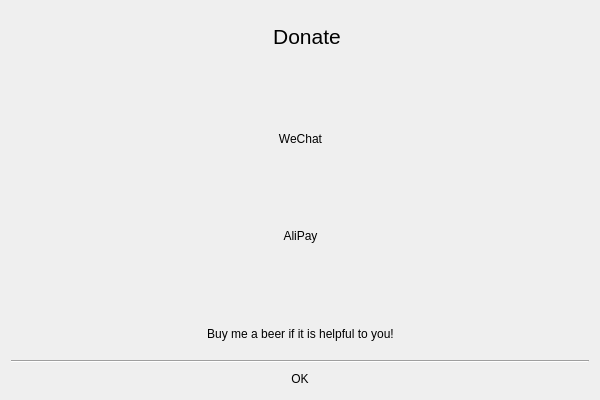
susan0909/GitHubHOST, file dialog_donate.ui: the form before one commit.
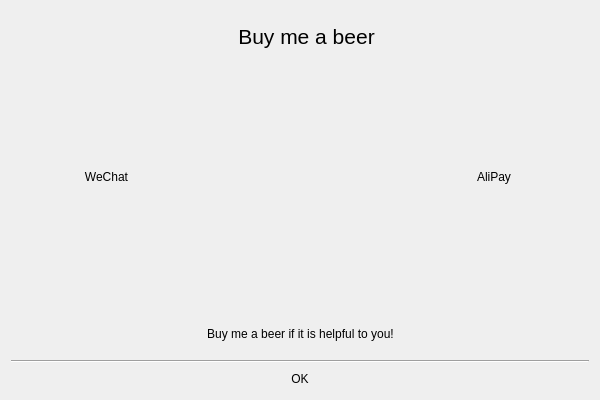
The form after the commit. Icons and pictures are not drawn.

Patch:
```diff
--- a/dialog_donate.ui
+++ b/dialog_donate.ui
@@ -66,7 +66,7 @@
         </font>
        </property>
        <property name="text">
-        <string>Donate</string>
+        <string>Buy me a beer</string>
        </property>
        <property name="alignment">
         <set>Qt::AlignCenter</set>
@@ -127,23 +127,31 @@
           </spacer>
          </item>
          <item>
+          <layout class="QVBoxLayout" name="verticalLayout_6">
+           <item>
           <widget class="QLabel" name="labelWechat">
-           <property name="maximumSize">
-            <size>
-             <width>220</width>
-             <height>220</height>
-            </size>
-           </property>
+             <property name="text">
+              <string>WeChat</string>
+             </property>
+             <property name="alignment">
+              <set>Qt::AlignCenter</set>
+             </property>
+            </widget>
+           </item>
+           <item>
+            <widget class="QPushButton" name="btnIconWechat">
            <property name="text">
             <string notr="true"/>
            </property>
-           <property name="pixmap">
-            <pixmap resource="res.qrc">:/image/susan-wechat.jpg</pixmap>
-           </property>
-           <property name="scaledContents">
+             <property name="autoDefault">
+              <bool>false</bool>
+             </property>
+             <property name="flat">
             <bool>true</bool>
            </property>
           </widget>
+           </item>
+          </layout>
          </item>
          <item>
           <spacer name="verticalSpacer_4">
@@ -176,97 +184,17 @@
       </layout>
      </item>
      <item>
-      <layout class="QVBoxLayout" name="verticalLayout" stretch="1,1,1,1,1">
-       <property name="spacing">
-        <number>0</number>
-       </property>
-       <item>
-        <spacer name="verticalSpacer">
+      <spacer name="horizontalSpacer_11">
          <property name="orientation">
-          <enum>Qt::Vertical</enum>
+        <enum>Qt::Horizontal</enum>
          </property>
          <property name="sizeHint" stdset="0">
           <size>
-           <width>20</width>
-           <height>40</height>
+         <width>40</width>
+         <height>20</height>
           </size>
          </property>
         </spacer>
-       </item>
-       <item>
-        <widget class="QPushButton" name="btnWechat">
-         <property name="minimumSize">
-          <size>
-           <width>0</width>
-           <height>50</height>
-          </size>
-         </property>
-         <property name="maximumSize">
-          <size>
-           <width>16777215</width>
-           <height>50</height>
-          </size>
-         </property>
-         <property name="styleSheet">
-          <string notr="true">* { border: none; background-color: transparent; }</string>
-         </property>
-         <property name="text">
-          <string>WeChat</string>
-         </property>
-        </widget>
-       </item>
-       <item>
-        <spacer name="verticalSpacer_3">
-         <property name="orientation">
-          <enum>Qt::Vertical</enum>
-         </property>
-         <property name="sizeHint" stdset="0">
-          <size>
-           <width>20</width>
-           <height>40</height>
-          </size>
-         </property>
-        </spacer>
-       </item>
-       <item>
-        <widget class="QPushButton" name="btnAlipay">
-         <property name="minimumSize">
-          <size>
-           <width>0</width>
-           <height>50</height>
-          </size>
-         </property>
-         <property name="maximumSize">
-          <size>
-           <width>16777215</width>
-           <height>50</height>
-          </size>
-         </property>
-         <property name="layoutDirection">
-          <enum>Qt::RightToLeft</enum>
-         </property>
-         <property name="styleSheet">
-          <string notr="true">* { border: none; background-color: transparent; }</string>
-         </property>
-         <property name="text">
-          <string>AliPay</string>
-         </property>
-        </widget>
-       </item>
-       <item>
-        <spacer name="verticalSpacer_2">
-         <property name="orientation">
-          <enum>Qt::Vertical</enum>
-         </property>
-         <property name="sizeHint" stdset="0">
-          <size>
-           <width>20</width>
-           <height>40</height>
-          </size>
-         </property>
-        </spacer>
-       </item>
-      </layout>
      </item>
      <item>
       <layout class="QHBoxLayout" name="horizontalLayout_5">
@@ -305,23 +233,31 @@
           </spacer>
          </item>
          <item>
+          <layout class="QVBoxLayout" name="verticalLayout_7">
+           <item>
           <widget class="QLabel" name="labelAlipay">
-           <property name="maximumSize">
-            <size>
-             <width>220</width>
-             <height>220</height>
-            </size>
-           </property>
+             <property name="text">
+              <string>AliPay</string>
+             </property>
+             <property name="alignment">
+              <set>Qt::AlignCenter</set>
+             </property>
+            </widget>
+           </item>
+           <item>
+            <widget class="QPushButton" name="btnIconAlipay">
            <property name="text">
             <string notr="true"/>
            </property>
-           <property name="pixmap">
-            <pixmap resource="res.qrc">:/image/susan-alipay.jpg</pixmap>
-           </property>
-           <property name="scaledContents">
+             <property name="autoDefault">
+              <bool>false</bool>
+             </property>
+             <property name="flat">
             <bool>true</bool>
            </property>
           </widget>
+           </item>
+          </layout>
          </item>
          <item>
           <spacer name="verticalSpacer_7">
```
Lines whose indentation alone changed are shown as unchanged.
